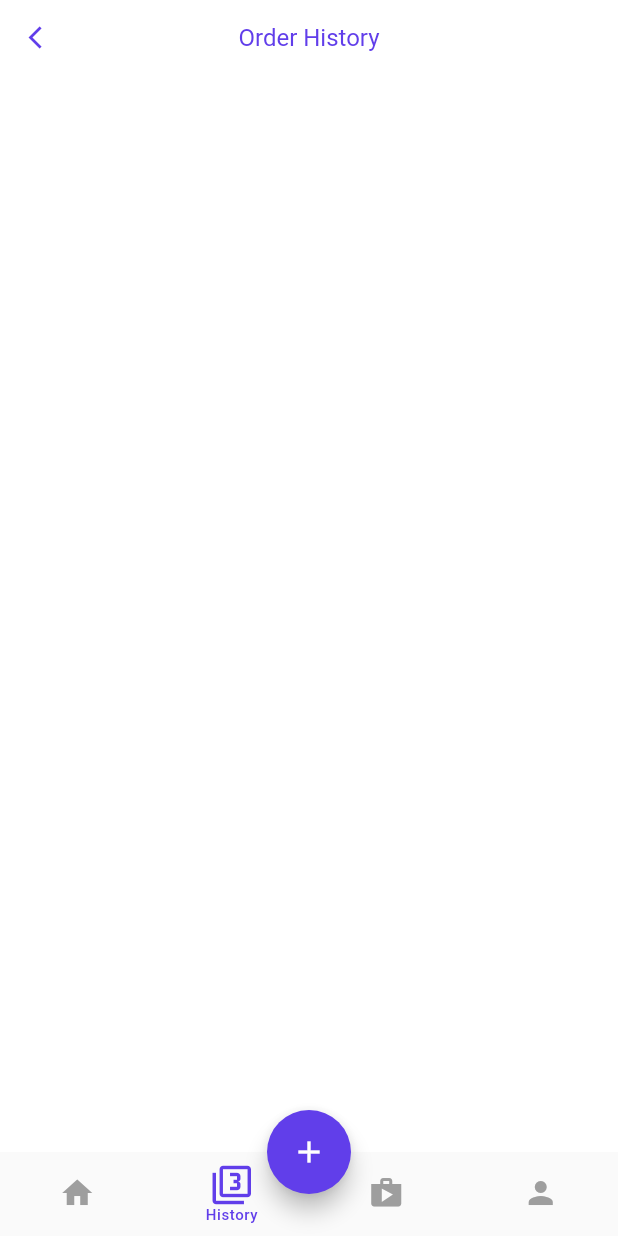
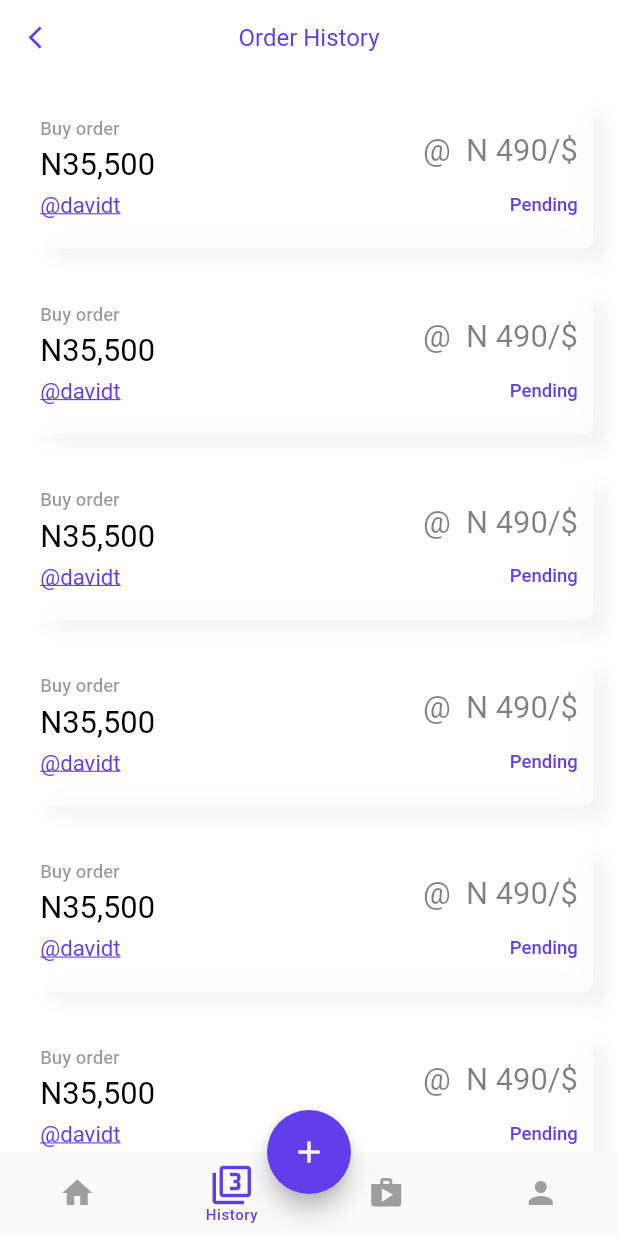
Before and after one commit to topoika/money-x, a Flutter app: the screen it shows after launch, item 2 of the bottom bar chosen, on a phone screen of 412 x 824 dp. Run offline on Flutter 3.47's test engine with Material 2 defaults, Android fonts, the phone set to English and light mode, and no system bars; our stand-ins replace google_fonts, shared_preferences; accounts and stored records are empty; Roboto replaces fonts that are missing (Sarabun).

Commit message:
orders page

```diff
--- a/lib/base/components/order_item.dart
+++ b/lib/base/components/order_item.dart
@@ -1,3 +1,42 @@
-import 'package:flutter/cupertino.dart';
+import 'package:flutter/material.dart';
 
-Widget orderItem(BuildContext context) => Text('text');
+import '../helper/constants.dart';
+import '../helper/decorations.dart';
+import 'texts_widgets.dart';
+
+Widget orderItem(BuildContext context) => Container(
+      margin: EdgeInsets.symmetric(
+          vertical: getHeight(context, 1), horizontal: getWidth(context, 4)),
+      padding: EdgeInsets.symmetric(
+          horizontal: getWidth(context, 2.5),
+          vertical: getHeight(context, 2.5)),
+      decoration: decorOne(context, 6, Colors.white70, white,
+          const Color.fromARGB(255, 243, 242, 242)),
+      child: Column(
+        crossAxisAlignment: CrossAxisAlignment.start,
+        children: <Widget>[
+          Row(
+            mainAxisAlignment: MainAxisAlignment.spaceBetween,
+            children: <Widget>[
+              Column(
+                crossAxisAlignment: CrossAxisAlignment.start,
+                children: <Widget>[
+                  normalText(context, 'Buy order'),
+                  vertSpace(context, 0.6),
+                  rateText(context, 'N35,500', true),
+                ],
+              ),
+              rateText(context, '@  N 490/\$', false),
+            ],
+          ),
+          vertSpace(context, .76),
+          Row(
+            mainAxisAlignment: MainAxisAlignment.spaceBetween,
+            children: <Widget>[
+              atText(context, "@davidt"),
+              normalText(context, 'Pending', type: "pending"),
+            ],
+          )
+        ],
+      ),
+    );
--- a/lib/base/route_generator.dart
+++ b/lib/base/route_generator.dart
@@ -3,6 +3,7 @@ import 'package:flutter/material.dart';
 import 'views/buy_fiat.dart';
 import 'views/login.dart';
 import 'views/on_boarding.dart';
+import 'views/order_details.dart';
 import 'views/order_history.dart';
 import 'views/pages.dart';
 import 'views/register.dart';
@@ -26,6 +27,9 @@ class RouteGenerator {
         return MaterialPageRoute(builder: (_) => const OnBoardingPage());
       case '/RegisterPage':
         return MaterialPageRoute(builder: (_) => const RegisterPage());
+      case '/OrderDetails':
+        return MaterialPageRoute(
+            builder: (_) => OrderDetails(id: args as String));
       default:
         return MaterialPageRoute(
             builder: (_) =>
--- a/lib/base/views/order_history.dart
+++ b/lib/base/views/order_history.dart
@@ -1,6 +1,7 @@
 import 'package:flutter/material.dart';
 
 import '../components/custom_appbars.dart';
+import '../components/order_item.dart';
 
 class OrderHistoryPage extends StatefulWidget {
   const OrderHistoryPage({Key? key}) : super(key: key);
@@ -14,7 +15,17 @@ class _OrderHisPageState extends State<OrderHistoryPage> {
   Widget build(BuildContext context) {
     return Scaffold(
       appBar: CustomAppBar(title: "Order History", primary: false),
-      body: Container(),
+      body: ListView.builder(
+        itemCount: 10,
+        shrinkWrap: true,
+        physics: const ScrollPhysics(),
+        itemBuilder: (BuildContext context, int index) {
+          return InkWell(
+              onTap: () =>
+                  Navigator.pushNamed(context, "/OrderDetails", arguments: "1"),
+              child: orderItem(context));
+        },
+      ),
     );
   }
 }
--- a/lib/base/views/register.dart
+++ b/lib/base/views/register.dart
@@ -99,7 +99,7 @@ class _RegisterPageState extends State<RegisterPage> {
               crossAxisAlignment: CrossAxisAlignment.center,
               children: [
                 Checkbox(
-                    shape: CircleBorder(),
+                    shape: const CircleBorder(),
                     tristate: false,
                     value: checked,
                     activeColor: Colors.white,
--- a/pubspec.yaml
+++ b/pubspec.yaml
@@ -12,6 +12,7 @@ dependencies:
     sdk: flutter
   google_fonts: ^3.0.1
   intl: ^0.17.0
+  mvc_pattern: ^8.12.0
   shared_preferences: ^2.0.15
 
 dev_dependencies:
```
Also changed, not shown: lib/base/components/texts_widgets.dart (added, +49 -0 lines), lib/base/components/trade_ad_item.dart (+3 -17 lines), lib/base/views/order_details.dart (added, +21 -0 lines), pubspec.lock.
